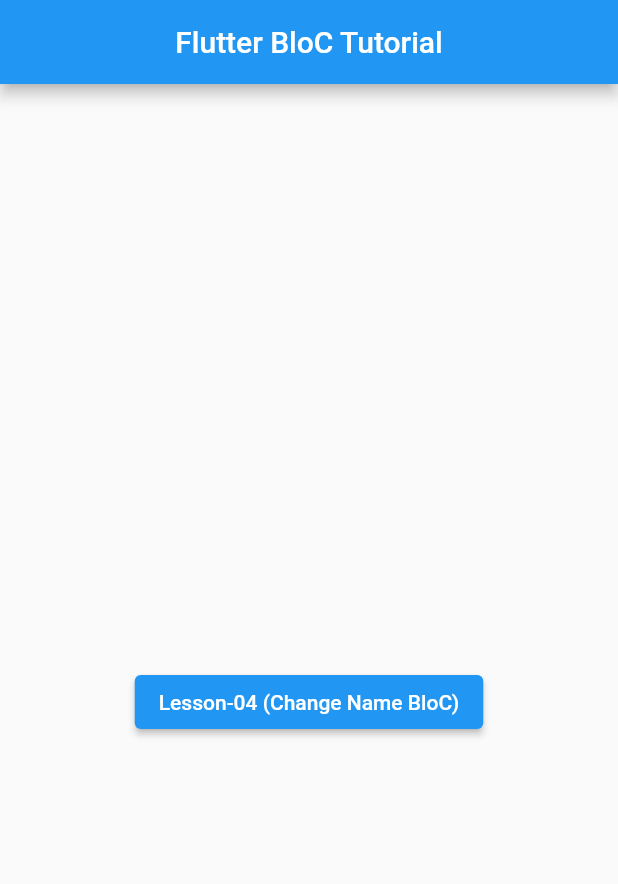
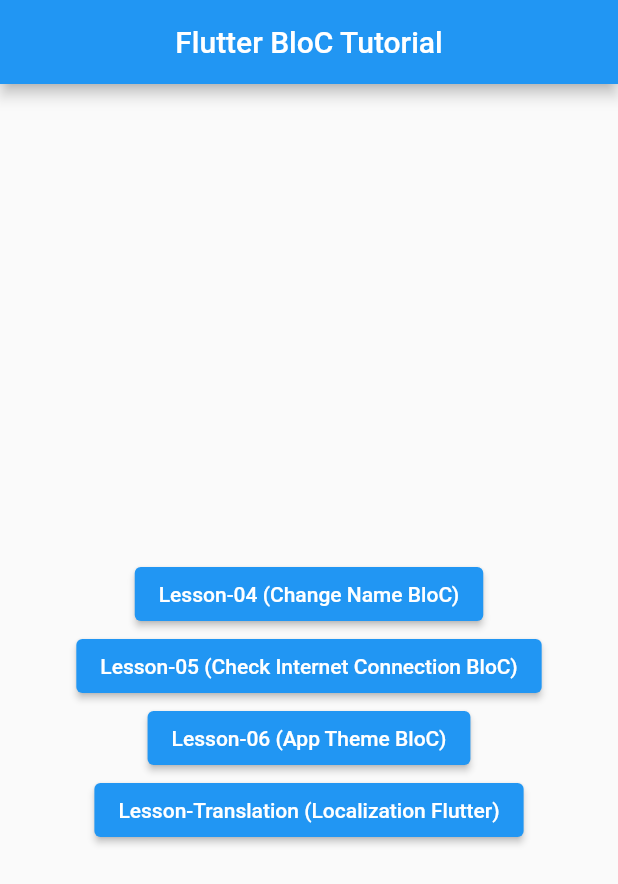
Before and after one commit to MaxJan2010/flutter_bloc_starting_project, a Flutter app: the screen it shows after launch, on a phone screen of 412 x 824 dp. Shown: the top 884 px of the screen. Run offline on Flutter 3.47's test engine with Material 2 defaults, Android fonts, the light colour scheme and no system bars; our stand-ins replace bloc, connectivity_plus, equatable, flutter_bloc, shared_preferences.

Commit message:
- Created Check Internet - Created App Theme - Created Initial Localization

```diff
--- /dev/null
+++ b/assets/json/localizations/ar.json
@@ -0,0 +1,3 @@
+{
+    "home_page": "الصفحة الرئيسية"
+}
--- /dev/null
+++ b/assets/json/localizations/en.json
@@ -0,0 +1,3 @@
+{
+    "home_page": "Home Page"
+}
--- /dev/null
+++ b/lib/data/config/local_storage.dart
@@ -0,0 +1,3 @@
+import 'package:shared_preferences/shared_preferences.dart';
+
+SharedPreferences? sharedPrefer;
--- /dev/null
+++ b/lib/data/localization/app_localizations.dart
@@ -0,0 +1,47 @@
+import 'dart:convert';
+
+import 'package:flutter/material.dart';
+import 'package:flutter/services.dart';
+
+class AppLocalizations {
+  Locale? locale;
+  AppLocalizations({this.locale});
+
+  static AppLocalizations? of(BuildContext context) {
+    return Localizations.of<AppLocalizations>(context, AppLocalizations);
+  }
+
+  static LocalizationsDelegate<AppLocalizations> delegate =
+      _AppLocalizationDelegate();
+
+  late Map<String, String> localizationJsonStrings;
+
+  Future loadLanguagesJson() async {
+    String talks = await rootBundle
+        .loadString('assets/json/localizations/${locale!.languageCode}.json');
+    Map<String, dynamic> langsJson = json.decode(talks);
+    localizationJsonStrings = langsJson.map((key, value) {
+      return MapEntry(key, value.toString());
+    });
+  }
+
+  String translate(String key) => localizationJsonStrings[key] ?? "";
+}
+
+class _AppLocalizationDelegate extends LocalizationsDelegate<AppLocalizations> {
+  @override
+  bool isSupported(Locale locale) {
+    return ['en', 'ar'].contains(locale.languageCode);
+  }
+
+  @override
+  Future<AppLocalizations> load(Locale locale) async {
+    AppLocalizations appLocalizations = AppLocalizations(locale: locale);
+    await appLocalizations.loadLanguagesJson();
+    return appLocalizations;
+  }
+
+  @override
+  bool shouldReload(covariant LocalizationsDelegate<AppLocalizations> old) =>
+      false;
+}
--- /dev/null
+++ b/lib/logic/bloc/app_theme/app_theme_bloc.dart
@@ -0,0 +1,28 @@
+import 'package:bloc/bloc.dart';
+import 'package:equatable/equatable.dart';
+import 'package:flutter_bloc_hossam_hamed/data/config/local_storage.dart';
+
+part 'app_theme_event.dart';
+part 'app_theme_state.dart';
+
+class AppThemeBloc extends Bloc<AppThemeEvent, AppThemeState> {
+  AppThemeBloc() : super(const AppThemeInitialState()) {
+    on<AppThemeEvent>((event, emit) {
+      if (event is AppThemeInitialEvent) {
+        if (sharedPrefer!.getString('theme') != null) {
+          if (sharedPrefer!.getString('theme') == 'light') {
+            emit(const AppThemeLightState(appThemeType: 'light'));
+          } else if (sharedPrefer!.getString('theme') == 'dark') {
+            emit(const AppThemeDarkState(appThemeType: 'dark'));
+          }
+        }
+      } else if (event is AppThemeLightEvent) {
+        sharedPrefer!.setString('theme', 'light');
+        emit(const AppThemeLightState(appThemeType: 'light'));
+      } else if (event is AppThemeDarkEvent) {
+        sharedPrefer!.setString('theme', 'dark');
+        emit(const AppThemeDarkState(appThemeType: 'dark'));
+      }
+    });
+  }
+}
--- /dev/null
+++ b/lib/logic/bloc/app_theme/app_theme_event.dart
@@ -0,0 +1,14 @@
+part of 'app_theme_bloc.dart';
+
+sealed class AppThemeEvent extends Equatable {
+  const AppThemeEvent();
+
+  @override
+  List<Object> get props => [];
+}
+
+class AppThemeInitialEvent extends AppThemeEvent {}
+
+class AppThemeLightEvent extends AppThemeEvent {}
+
+class AppThemeDarkEvent extends AppThemeEvent {}
--- /dev/null
+++ b/lib/logic/bloc/app_theme/app_theme_state.dart
@@ -0,0 +1,26 @@
+part of 'app_theme_bloc.dart';
+
+sealed class AppThemeState extends Equatable {
+  const AppThemeState();
+
+  @override
+  List<Object> get props => [];
+}
+
+class AppThemeInitialState extends AppThemeState {
+  final String? appThemeType;
+
+  const AppThemeInitialState({this.appThemeType});
+}
+
+class AppThemeLightState extends AppThemeState {
+  final String? appThemeType;
+
+  const AppThemeLightState({this.appThemeType});
+}
+
+class AppThemeDarkState extends AppThemeState {
+  final String? appThemeType;
+
+  const AppThemeDarkState({this.appThemeType});
+}
--- /dev/null
+++ b/lib/logic/bloc/check_internet_connect/check_internet_connectivity_bloc.dart
@@ -0,0 +1,45 @@
+import 'dart:async';
+
+import 'package:bloc/bloc.dart';
+import 'package:connectivity_plus/connectivity_plus.dart';
+import 'package:equatable/equatable.dart';
+
+part 'check_internet_connectivity_event.dart';
+part 'check_internet_connectivity_state.dart';
+
+class CheckInternetConnectivityBloc extends Bloc<CheckInternetConnectivityEvent,
+    CheckInternetConnectivityState> {
+  // 1- Generate the Variables.
+  static String internetMessage = '';
+  StreamSubscription? subscription;
+  CheckInternetConnectivityBloc()
+      : super(CheckInternetConnectivityInitialState(
+            internetConnectivity: internetMessage)) {
+    on<CheckInternetConnectivityEvent>((event, emit) {
+      // 2- Clarify Events and Emits(States)
+      if (event is InternetConnectedEvent) {
+        internetMessage = 'Internet Connected';
+        emit(InternetConnectivityTrueState(
+            internetConnectivity: internetMessage));
+      } else if (event is InternetNotConnectedEvent) {
+        internetMessage = 'Internet Is NOT Connected';
+        emit(InternetConnectivityFalseState(
+            internetConnectivity: internetMessage));
+      }
+    });
+    subscription = Connectivity().onConnectivityChanged.listen((event) {
+      if (event == ConnectivityResult.wifi ||
+          event == ConnectivityResult.mobile) {
+        add(InternetConnectedEvent());
+      } else {
+        add(InternetNotConnectedEvent());
+      }
+    });
+  }
+
+  @override
+  Future<void> close() {
+    subscription!.cancel();
+    return super.close();
+  }
+}
--- /dev/null
+++ b/lib/logic/bloc/check_internet_connect/check_internet_connectivity_event.dart
@@ -0,0 +1,12 @@
+part of 'check_internet_connectivity_bloc.dart';
+
+sealed class CheckInternetConnectivityEvent extends Equatable {
+  const CheckInternetConnectivityEvent();
+
+  @override
+  List<Object> get props => [];
+}
+
+class InternetConnectedEvent extends CheckInternetConnectivityEvent {}
+
+class InternetNotConnectedEvent extends CheckInternetConnectivityEvent {}
--- /dev/null
+++ b/lib/logic/bloc/check_internet_connect/check_internet_connectivity_state.dart
@@ -0,0 +1,42 @@
+part of 'check_internet_connectivity_bloc.dart';
+
+sealed class CheckInternetConnectivityState extends Equatable {
+  const CheckInternetConnectivityState();
+
+  @override
+  List<Object> get props => [];
+}
+
+class CheckInternetConnectivityInitialState extends CheckInternetConnectivityState {
+  // 1- Generate Variables.
+  final String? internetConnectivity;
+
+  // 2- Generate Constructor with Variables.
+  const CheckInternetConnectivityInitialState({
+    this.internetConnectivity,
+  });
+
+  // 3- Copy the Above Steps to (InternetConnectivityTrue, InternetConnectivityFalse, InternetConnectivityError) States.
+}
+
+class InternetConnectivityTrueState extends CheckInternetConnectivityState {
+  // 1- Generate Variables.
+  final String internetConnectivity;
+
+  // 2- Generate Constructor with Variables.
+  const InternetConnectivityTrueState({
+    required this.internetConnectivity,
+  });
+}
+
+class InternetConnectivityFalseState extends CheckInternetConnectivityState {
+  // 1- Generate Variables.
+  final String internetConnectivity;
+
+  // 2- Generate Constructor with Variables.
+  const InternetConnectivityFalseState({
+    required this.internetConnectivity,
+  });
+}
+
+class InternetConnectivityErrorState extends CheckInternetConnectivityState {}
--- a/lib/main.dart
+++ b/lib/main.dart
@@ -1,10 +1,16 @@
 import 'package:flutter/material.dart';
-// import 'package:flutter_bloc/flutter_bloc.dart';
-// import 'package:flutter_bloc_hossam_hamed/logic/bloc/name_state/name_state_bloc.dart';
+import 'package:flutter_bloc/flutter_bloc.dart';
+import 'package:flutter_bloc_hossam_hamed/data/config/local_storage.dart';
+import 'package:flutter_bloc_hossam_hamed/logic/bloc/app_theme/app_theme_bloc.dart';
+import 'package:shared_preferences/shared_preferences.dart';
+import 'package:flutter_localizations/flutter_localizations.dart';
 
+import 'data/localization/app_localizations.dart';
 import 'presentation/screens/core/home.dart';
 
-void main() {
+void main() async {
+  WidgetsFlutterBinding.ensureInitialized();
+  sharedPrefer = await SharedPreferences.getInstance();
   runApp(const MyApp());
 }
 
@@ -13,9 +19,89 @@
 
   @override
   Widget build(BuildContext context) {
-    return const MaterialApp(
-      debugShowCheckedModeBanner: false,
-      home: MyHomeScreen(),
+    return BlocProvider(
+      create: (context) => AppThemeBloc()..add(AppThemeInitialEvent()),
+      child: BlocBuilder<AppThemeBloc, AppThemeState>(
+        builder: (context, state) {
+          if (state is AppThemeLightState) {
+            return MaterialApp(
+              debugShowCheckedModeBanner: false,
+              theme: ThemeData.light(),
+              home: const MyHomeScreen(),
+              supportedLocales: const [
+                Locale('en'),
+                Locale('ar'),
+              ],
+              localizationsDelegates: [
+                AppLocalizations.delegate,
+                GlobalMaterialLocalizations.delegate, // For Android
+                GlobalWidgetsLocalizations.delegate, // For Widget Directions
+                GlobalCupertinoLocalizations.delegate, // For IOS
+              ],
+              localeResolutionCallback: (deviceLocale, supportedLocales) {
+                for (var locale in supportedLocales) {
+                  if (deviceLocale != null) {
+                    if (deviceLocale.languageCode == locale.languageCode) {
+                      return deviceLocale;
+                    }
+                  }
+                }
+                return supportedLocales.first;
+              },
+            );
+          } else if (state is AppThemeDarkState) {
+            return MaterialApp(
+              debugShowCheckedModeBanner: false,
+              theme: ThemeData.dark(),
+              home: const MyHomeScreen(),
+              supportedLocales: const [
+                Locale('en'),
+                Locale('ar'),
+              ],
+              localizationsDelegates: [
+                AppLocalizations.delegate,
+                GlobalMaterialLocalizations.delegate, // For Android
+                GlobalWidgetsLocalizations.delegate, // For Widget Directions
+                GlobalCupertinoLocalizations.delegate, // For IOS
+              ],
+              localeResolutionCallback: (deviceLocale, supportedLocales) {
+                for (var locale in supportedLocales) {
+                  if (deviceLocale != null) {
+                    if (deviceLocale.languageCode == locale.languageCode) {
+                      return deviceLocale;
+                    }
+                  }
+                }
+                return supportedLocales.first;
+              },
+            );
+          }
+          return MaterialApp(
+            debugShowCheckedModeBanner: false,
+            home: const MyHomeScreen(),
+            supportedLocales: const [
+              Locale('en'),
+              Locale('ar'),
+            ],
+            localizationsDelegates: [
+              AppLocalizations.delegate,
+              GlobalMaterialLocalizations.delegate, // For Android
+              GlobalWidgetsLocalizations.delegate, // For Widget Directions
+              GlobalCupertinoLocalizations.delegate, // For IOS
+            ],
+            localeResolutionCallback: (deviceLocale, supportedLocales) {
+              for (var locale in supportedLocales) {
+                if (deviceLocale != null) {
+                  if (deviceLocale.languageCode == locale.languageCode) {
+                    return deviceLocale;
+                  }
+                }
+              }
+              return supportedLocales.first;
+            },
+          );
+        },
+      ),
     );
   }
 }
--- a/lib/presentation/screens/core/home.dart
+++ b/lib/presentation/screens/core/home.dart
@@ -1,8 +1,14 @@
 import 'package:flutter/material.dart';
 import 'package:flutter_bloc/flutter_bloc.dart';
+import 'package:flutter_bloc_hossam_hamed/presentation/screens/tutorials/lesson_localization.dart';
 
+import '../../../logic/bloc/check_internet_connect/check_internet_connectivity_bloc.dart';
 import '../../../logic/bloc/name_state/name_state_bloc.dart';
-import '../lesson_four.dart';
+// import '../../../logic/bloc/app_theme/app_theme_bloc.dart';
+
+import '../tutorials/lesson_four.dart';
+import '../tutorials/lesson_five.dart';
+import '../tutorials/lesson_six.dart';
 
 class MyHomeScreen extends StatelessWidget {
   const MyHomeScreen({super.key});
@@ -35,6 +41,39 @@
                     );
                   },
                   child: const Text('Lesson-04 (Change Name BloC)')),
+              ElevatedButton(
+                  onPressed: () {
+                    Navigator.push(
+                      context,
+                      MaterialPageRoute(
+                        builder: (context) => BlocProvider(
+                          // Import State Bloc => NameStateBloc
+                          create: (context) => CheckInternetConnectivityBloc(),
+                          child: const MyLessonFiveScreen(),
+                        ),
+                      ),
+                    );
+                  },
+                  child:
+                      const Text('Lesson-05 (Check Internet Connection BloC)')),
+              ElevatedButton(
+                  onPressed: () {
+                    Navigator.push(
+                      context,
+                      MaterialPageRoute(
+                          builder: (context) => const MyLessonSixScreen()),
+                    );
+                  },
+                  child: const Text('Lesson-06 (App Theme BloC)')),
+                                ElevatedButton(
+                  onPressed: () {
+                    Navigator.push(
+                      context,
+                      MaterialPageRoute(
+                          builder: (context) => const MyLessonLocalizationScreen()),
+                    );
+                  },
+                  child: const Text('Lesson-Translation (Localization Flutter)')),
             ],
           ),
         ),
--- a/lib/presentation/screens/lesson_four.dart
+++ b/lib/presentation/screens/tutorials/lesson_four.dart
@@ -1,7 +1,7 @@
 import 'package:flutter/material.dart';
 import 'package:flutter_bloc/flutter_bloc.dart';
 
-import '../../logic/bloc/name_state/name_state_bloc.dart';
+import '../../../logic/bloc/name_state/name_state_bloc.dart';
 
 class MyLessonFour extends StatelessWidget {
   const MyLessonFour({super.key});
```
Also changed, not shown: lib/logic/bloc/localization/localization_bloc.dart (added, +29 -0 lines), lib/logic/bloc/localization/localization_event.dart (added, +14 -0 lines), lib/logic/bloc/localization/localization_state.dart (added, +23 -0 lines), lib/presentation/screens/tutorials/lesson_five.dart (added, +50 -0 lines), lib/presentation/screens/tutorials/lesson_localization.dart (added, +45 -0 lines), lib/presentation/screens/tutorials/lesson_six.dart (added, +41 -0 lines), pubspec.yaml (+9 -56 lines), pubspec.lock, 4 other files.
